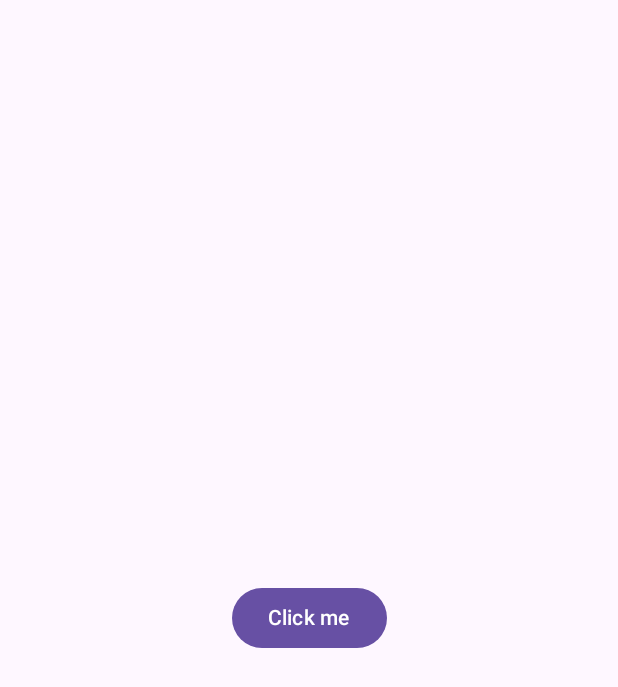
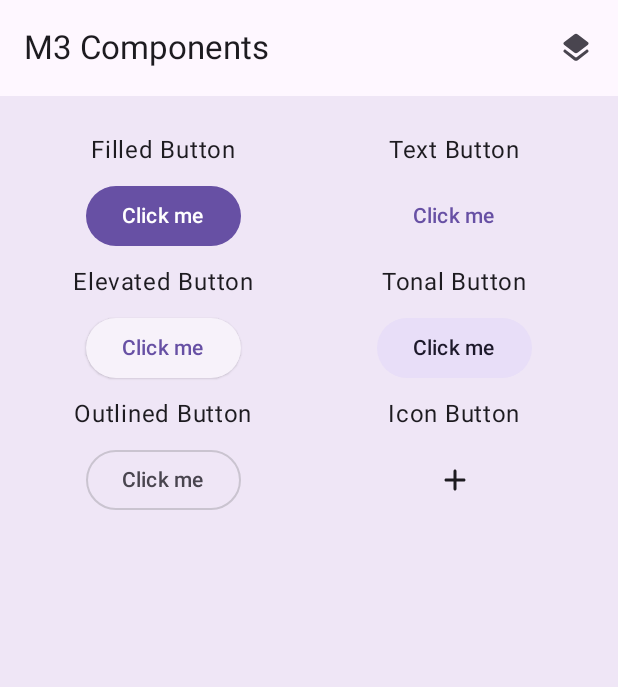
Before and after one commit to AleksandarAleksiev/MaterialComponentsCatalog, an Android app built with Jetpack Compose: the screen it shows after launch (MainActivity), on a phone screen of 412 x 824 dp. Shown: the top 687 px of the screen. Run offline under Robolectric (Android 15) with nearby library versions, the phone set to English and light mode, and no system bars.

Commit message:
Feat: Add Material Components screen with buttons and elevation support
This commit introduces a new screen called "Material Components" that showcases various Material Design 3 components. It includes the following changes:

-   **New ViewModel:** `MaterialComponentsViewModel` is added to manage the state of the Material Components screen, including the surface elevation.
-   **UI State:** `MaterialComponentsUiState` defines the data model for the screen, currently holding the surface elevation.
-   **User Actions:** `UserAction` sealed interface defines the actions that can be triggered by the user, such as updating the surface elevation.
-   **Component Item:** `ComponentItem` composable is introduced as a reusable component to display a Material Design 3 component with its name.
-   **Buttons:** A `Buttons` composable is added to display different types of buttons, such as Filled, Text, Elevated, Tonal, Outlined, and Icon buttons.
-   **Koin Integration:** The `MaterialComponentsViewModel` is added to the Koin dependency injection system.
-   **Screen Integration:** The `Buttons` composable is integrated into the main `App` composable, within a `Scaffold` layout with a `TopAppBar`.
- **Elevation support:** `MaterialComponentsViewModel` and `MaterialComponentsUiState` are used to provide elevation support for the `Scaffold` layout.
-   **Material Icons:** Material icons are added, including `Layers` and `Add`.
-   **Libraries:** The following dependencies are added: `materialIconsExtended`.
-   **Updates**: Changed the minimum size for the adaptive grid.

```diff
--- a/composeApp/build.gradle.kts
+++ b/composeApp/build.gradle.kts
@@ -42,6 +42,7 @@ kotlin {
             implementation(compose.runtime)
             implementation(compose.foundation)
             implementation(compose.material3)
+            implementation(compose.materialIconsExtended)
             implementation(compose.ui)
             implementation(compose.components.resources)
             implementation(compose.components.uiToolingPreview)
--- a/composeApp/src/commonMain/kotlin/com/aaleksiev/compose/material/components/App.kt
+++ b/composeApp/src/commonMain/kotlin/com/aaleksiev/compose/material/components/App.kt
@@ -1,24 +1,38 @@
 package com.aaleksiev.compose.material.components
 
-import androidx.compose.foundation.isSystemInDarkTheme
 import androidx.compose.foundation.layout.Box
 import androidx.compose.foundation.layout.fillMaxSize
+import androidx.compose.foundation.layout.fillMaxWidth
+import androidx.compose.foundation.layout.padding
+import androidx.compose.material.icons.Icons
+import androidx.compose.material.icons.filled.Layers
+import androidx.compose.material.icons.filled.Place
+import androidx.compose.material.icons.rounded.Layers
 import androidx.compose.material3.Button
-import androidx.compose.material3.MaterialTheme
+import androidx.compose.material3.ExperimentalMaterial3Api
+import androidx.compose.material3.Icon
+import androidx.compose.material3.IconButton
+import androidx.compose.material3.Scaffold
 import androidx.compose.material3.Surface
 import androidx.compose.material3.Text
-import androidx.compose.material3.darkColorScheme
-import androidx.compose.material3.lightColorScheme
+import androidx.compose.material3.TopAppBar
 import androidx.compose.runtime.Composable
 import androidx.compose.ui.Alignment
 import androidx.compose.ui.Modifier
 import androidx.compose.ui.graphics.Color
+import androidx.compose.runtime.getValue
+import androidx.compose.ui.unit.dp
+import androidx.lifecycle.compose.collectAsStateWithLifecycle
 import com.aaleksiev.compose.material.components.di.koinConfig
 import com.aaleksiev.compose.material.components.theme.AppTheme
 import com.aaleksiev.compose.material.components.theme.LocalMaterialColor
 import com.aaleksiev.compose.material.components.theme.MaterialColorScheme
+import com.aaleksiev.compose.material.components.ui.MaterialComponentsViewModel
+import com.aaleksiev.compose.material.components.ui.components.Buttons
+import com.aaleksiev.compose.material.components.ui.model.UserAction
 import kotlinx.serialization.Serializable
 import org.koin.compose.KoinApplication
+import org.koin.compose.viewmodel.koinViewModel
 
 @Serializable
 object ListDestination
@@ -26,26 +40,42 @@ object ListDestination
 @Serializable
 data class DetailDestination(val objectId: Int)
 
+@OptIn(ExperimentalMaterial3Api::class)
 @Composable
 fun App() {
     KoinApplication(application = koinConfig()) {
+        val materialComponentsViewModel: MaterialComponentsViewModel = koinViewModel()
         AppTheme {
-            Surface {
-                Box(
+            val uiState by materialComponentsViewModel.uiState.collectAsStateWithLifecycle()
+            Surface(
+                tonalElevation = uiState.surfaceElevation,
+            ) {
+                Scaffold(
                     modifier = Modifier.fillMaxSize(),
-                    contentAlignment = Alignment.Center
-                ) {
-                    val updateMaterialColor = LocalMaterialColor.current
-                    Button(
-                        onClick = {
-                            updateMaterialColor.updateColor(
-                                colorSchemeToken = MaterialColorScheme.Primary,
-                                newColor = Color.Red
-                            )
-                        }
-                    ) {
-                        Text("Click me")
-                    }
+                    topBar = {
+                        TopAppBar(
+                            modifier = Modifier.fillMaxWidth(),
+                            title = { Text("M3 Components") },
+                            actions = {
+                                IconButton(
+                                    onClick = {
+                                    },
+                                    modifier = Modifier.align(Alignment.CenterVertically)
+                                ) {
+                                    Icon(
+                                        imageVector = Icons.Rounded.Layers,
+                                        contentDescription = null
+                                    )
+                                }
+                            },
+                        )
+                    },
+                ) { innerPadding ->
+                    Buttons(
+                        modifier = Modifier
+                            .fillMaxSize()
+                            .padding(innerPadding)
+                    )
                 }
             }
         }
--- a/composeApp/src/commonMain/kotlin/com/aaleksiev/compose/material/components/di/Koin.kt
+++ b/composeApp/src/commonMain/kotlin/com/aaleksiev/compose/material/components/di/Koin.kt
@@ -1,11 +1,14 @@
 package com.aaleksiev.compose.material.components.di
 
+import com.aaleksiev.compose.material.components.ui.MaterialComponentsViewModel
+import org.koin.core.module.dsl.viewModelOf
 import org.koin.dsl.KoinConfiguration
 import org.koin.dsl.includes
 import org.koin.dsl.koinConfiguration
 import org.koin.dsl.module
 
 internal val viewModelModule = module {
+    viewModelOf(::MaterialComponentsViewModel)
 }
 
 internal expect val platformKonConfig: KoinConfiguration
--- /dev/null
+++ b/composeApp/src/commonMain/kotlin/com/aaleksiev/compose/material/components/ui/ComponentItem.kt
@@ -0,0 +1,25 @@
+package com.aaleksiev.compose.material.components.ui
+
+import androidx.compose.foundation.layout.Arrangement
+import androidx.compose.foundation.layout.Column
+import androidx.compose.material3.Text
+import androidx.compose.runtime.Composable
+import androidx.compose.ui.Alignment
+import androidx.compose.ui.Modifier
+import androidx.compose.ui.unit.dp
+
+@Composable
+internal fun ComponentItem(
+    modifier: Modifier = Modifier,
+    componentName: String,
+    component: @Composable () -> Unit
+) {
+    Column(
+        modifier = modifier,
+        verticalArrangement = Arrangement.spacedBy(8.dp),
+        horizontalAlignment = Alignment.CenterHorizontally,
+    ) {
+        Text(componentName)
+        component()
+    }
+}
--- /dev/null
+++ b/composeApp/src/commonMain/kotlin/com/aaleksiev/compose/material/components/ui/MaterialComponentsViewModel.kt
@@ -0,0 +1,22 @@
+package com.aaleksiev.compose.material.components.ui
+
+import androidx.lifecycle.ViewModel
+import com.aaleksiev.compose.material.components.ui.model.MaterialComponentsUiState
+import com.aaleksiev.compose.material.components.ui.model.UserAction
+import kotlinx.coroutines.flow.MutableStateFlow
+import kotlinx.coroutines.flow.StateFlow
+import kotlinx.coroutines.flow.asStateFlow
+import kotlinx.coroutines.flow.update
+
+internal class MaterialComponentsViewModel : ViewModel() {
+    private val _uiState = MutableStateFlow(MaterialComponentsUiState())
+    val uiState: StateFlow<MaterialComponentsUiState> = _uiState.asStateFlow()
+
+    fun handleUseAction(userAction: UserAction) {
+        when (userAction) {
+            is UserAction.UpdateSurfaceElevation -> {
+                _uiState.update { currentState -> currentState.copy(surfaceElevation = userAction.surfaceElevation) }
+            }
+        }
+    }
+}
--- /dev/null
+++ b/composeApp/src/commonMain/kotlin/com/aaleksiev/compose/material/components/ui/components/Buttons.kt
@@ -0,0 +1,89 @@
+package com.aaleksiev.compose.material.components.ui.components
+
+import androidx.compose.foundation.layout.Arrangement
+import androidx.compose.foundation.layout.Column
+import androidx.compose.foundation.layout.PaddingValues
+import androidx.compose.foundation.layout.fillMaxWidth
+import androidx.compose.foundation.lazy.grid.GridCells
+import androidx.compose.foundation.lazy.grid.LazyVerticalGrid
+import androidx.compose.material.icons.Icons
+import androidx.compose.material.icons.rounded.Add
+import androidx.compose.material3.Button
+import androidx.compose.material3.ElevatedButton
+import androidx.compose.material3.FilledTonalButton
+import androidx.compose.material3.Icon
+import androidx.compose.material3.IconButton
+import androidx.compose.material3.OutlinedButton
+import androidx.compose.material3.Text
+import androidx.compose.material3.TextButton
+import androidx.compose.runtime.Composable
+import androidx.compose.ui.Modifier
+import androidx.compose.ui.unit.dp
+import com.aaleksiev.compose.material.components.ui.ComponentItem
+
+@Composable
+internal fun Buttons(
+    modifier: Modifier = Modifier,
+) {
+    LazyVerticalGrid(
+        modifier = modifier,
+        columns = GridCells.Adaptive(minSize = 150.dp),
+        contentPadding = PaddingValues(horizontal = 16.dp, vertical = 24.dp),
+        verticalArrangement = Arrangement.spacedBy(8.dp),
+        horizontalArrangement = Arrangement.spacedBy(8.dp)
+    ) {
+        item {
+            ComponentItem(
+                modifier = Modifier.fillMaxWidth(),
+                componentName = "Filled Button"
+            ) {
+                Button(onClick = {}) { Text("Click me") }
+            }
+        }
+        item {
+            ComponentItem(
+                modifier = Modifier.fillMaxWidth(),
+                componentName = "Text Button"
+            ) {
+                TextButton(onClick = {}) { Text("Click me") }
+            }
+        }
+        item {
+            ComponentItem(
+                modifier = Modifier.fillMaxWidth(),
+                componentName = "Elevated Button"
+            ) {
+                ElevatedButton(onClick = {}) { Text("Click me") }
+            }
+        }
+        item {
+            ComponentItem(
+                modifier = Modifier.fillMaxWidth(),
+                componentName = "Tonal Button"
+            ) {
+                FilledTonalButton(onClick = {}) { Text("Click me") }
+            }
+        }
+        item {
+            ComponentItem(
+                modifier = Modifier.fillMaxWidth(),
+                componentName = "Outlined Button"
+            ) {
+                OutlinedButton(onClick = {}) { Text("Click me") }
+            }
+        }
+        item {
+            ComponentItem(
+                modifier = Modifier.fillMaxWidth(),
+                componentName = "Icon Button"
+            ) {
+                IconButton(onClick = {}) {
+                    Icon(
+                        imageVector = Icons.Rounded.Add,
+                        contentDescription = null
+                    )
+                }
+            }
+        }
+    }
+}
--- /dev/null
+++ b/composeApp/src/commonMain/kotlin/com/aaleksiev/compose/material/components/ui/model/MaterialComponentsUiState.kt
@@ -0,0 +1,12 @@
+package com.aaleksiev.compose.material.components.ui.model
+
+import androidx.compose.ui.unit.Dp
+import androidx.compose.ui.unit.dp
+
+internal data class MaterialComponentsUiState(
+    val surfaceElevation: Dp = 5.dp
+)
+
+internal sealed interface UserAction {
+    data class UpdateSurfaceElevation(val surfaceElevation: Dp) : UserAction
+}
--- a/gradle/libs.versions.toml
+++ b/gradle/libs.versions.toml
@@ -47,7 +47,7 @@ ktor-serialization-kotlinx-json = { module = "io.ktor:ktor-serialization-kotlinx
 compose-navigation = { module = "org.jetbrains.androidx.navigation:navigation-compose", version.ref = "navigationCompose" }
 compose-lifecycle-viewmodel = { module = "org.jetbrains.androidx.lifecycle:lifecycle-viewmodel-compose", version.ref = "compose-lifecycle-viewmodel" }
 
-# M3 adaptive
+# M3
 material3-adaptive = { group = "org.jetbrains.compose.material3.adaptive", name = "adaptive", version.ref = "material3-adaptive" }
 material3-adaptive-layout = { group = "org.jetbrains.compose.material3.adaptive", name = "adaptive-layout", version.ref = "material3-adaptive" }
 material3-adaptive-navigation = { group = "org.jetbrains.compose.material3.adaptive", name = "adaptive-navigation", version.ref = "material3-adaptive" }
```
